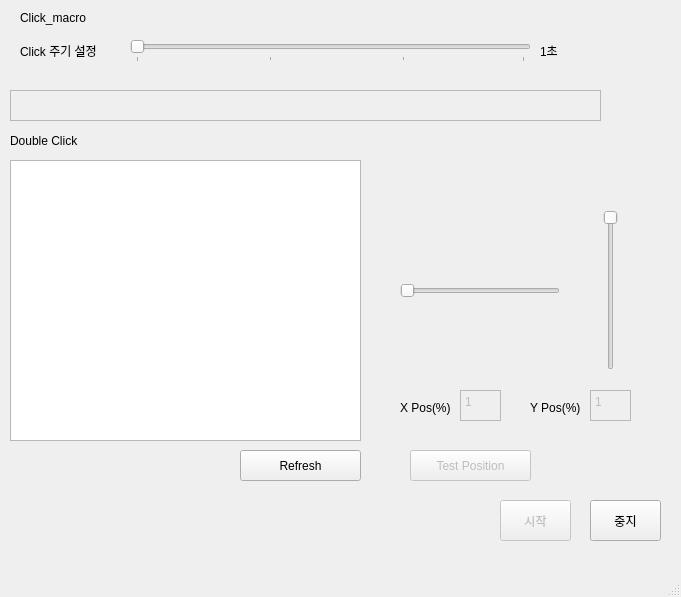
This is ui/main_v1.0.ui in lazyduo/win-click-macro as Qt 5 draws it before an edit. The edited form follows.
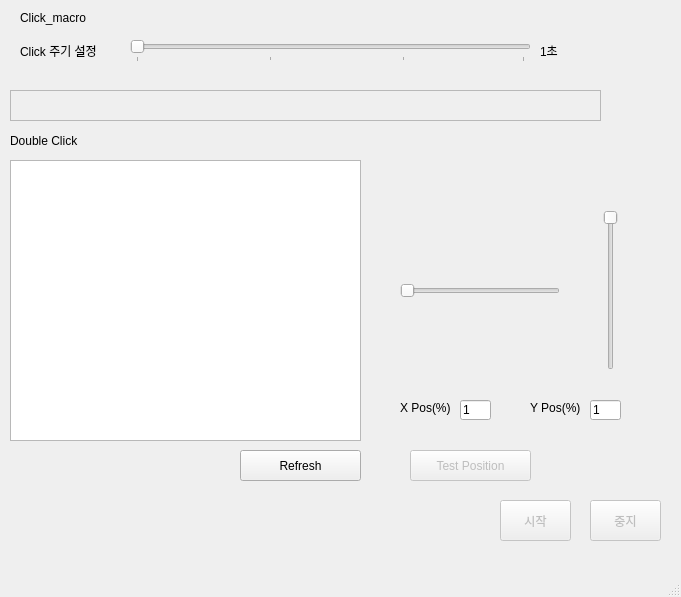
This is the edited form.

Commit message: add lineEdit for x y position

```diff
--- a/ui/main_v1.0.ui
+++ b/ui/main_v1.0.ui
@@ -75,6 +75,9 @@
     </property>
    </widget>
    <widget class="QPushButton" name="pushButtonStopMacro">
+    <property name="enabled">
+     <bool>false</bool>
+    </property>
     <property name="geometry">
      <rect>
       <x>590</x>
@@ -174,46 +177,6 @@
      <bool>true</bool>
     </property>
    </widget>
-   <widget class="QTextEdit" name="textEditXPos">
-    <property name="enabled">
-     <bool>false</bool>
-    </property>
-    <property name="geometry">
-     <rect>
-      <x>460</x>
-      <y>390</y>
-      <width>41</width>
-      <height>31</height>
-     </rect>
-    </property>
-    <property name="html">
-     <string>&lt;!DOCTYPE HTML PUBLIC &quot;-//W3C//DTD HTML 4.0//EN&quot; &quot;http://www.w3.org/TR/REC-html40/strict.dtd&quot;&gt;
-&lt;html&gt;&lt;head&gt;&lt;meta name=&quot;qrichtext&quot; content=&quot;1&quot; /&gt;&lt;style type=&quot;text/css&quot;&gt;
-p, li { white-space: pre-wrap; }
-&lt;/style&gt;&lt;/head&gt;&lt;body style=&quot; font-family:'Gulim'; font-size:9pt; font-weight:400; font-style:normal;&quot;&gt;
-&lt;p style=&quot; margin-top:0px; margin-bottom:0px; margin-left:0px; margin-right:0px; -qt-block-indent:0; text-indent:0px;&quot;&gt;1&lt;/p&gt;&lt;/body&gt;&lt;/html&gt;</string>
-    </property>
-   </widget>
-   <widget class="QTextEdit" name="textEditYPos">
-    <property name="enabled">
-     <bool>false</bool>
-    </property>
-    <property name="geometry">
-     <rect>
-      <x>590</x>
-      <y>390</y>
-      <width>41</width>
-      <height>31</height>
-     </rect>
-    </property>
-    <property name="html">
-     <string>&lt;!DOCTYPE HTML PUBLIC &quot;-//W3C//DTD HTML 4.0//EN&quot; &quot;http://www.w3.org/TR/REC-html40/strict.dtd&quot;&gt;
-&lt;html&gt;&lt;head&gt;&lt;meta name=&quot;qrichtext&quot; content=&quot;1&quot; /&gt;&lt;style type=&quot;text/css&quot;&gt;
-p, li { white-space: pre-wrap; }
-&lt;/style&gt;&lt;/head&gt;&lt;body style=&quot; font-family:'Gulim'; font-size:9pt; font-weight:400; font-style:normal;&quot;&gt;
-&lt;p style=&quot; margin-top:0px; margin-bottom:0px; margin-left:0px; margin-right:0px; -qt-block-indent:0; text-indent:0px;&quot;&gt;1&lt;/p&gt;&lt;/body&gt;&lt;/html&gt;</string>
-    </property>
-   </widget>
    <widget class="QLabel" name="labelTimeInterval">
     <property name="geometry">
      <rect>
@@ -282,6 +245,44 @@
      <string>Y Pos(%)</string>
     </property>
    </widget>
+   <widget class="QLineEdit" name="lineEditXPos">
+    <property name="geometry">
+     <rect>
+      <x>460</x>
+      <y>400</y>
+      <width>31</width>
+      <height>20</height>
+     </rect>
+    </property>
+    <property name="inputMask">
+     <string>99</string>
+    </property>
+    <property name="text">
+     <string>1</string>
+    </property>
+    <property name="maxLength">
+     <number>2</number>
+    </property>
+   </widget>
+   <widget class="QLineEdit" name="lineEditYPos">
+    <property name="geometry">
+     <rect>
+      <x>590</x>
+      <y>400</y>
+      <width>31</width>
+      <height>20</height>
+     </rect>
+    </property>
+    <property name="inputMask">
+     <string>99</string>
+    </property>
+    <property name="text">
+     <string>1</string>
+    </property>
+    <property name="maxLength">
+     <number>2</number>
+    </property>
+   </widget>
   </widget>
   <widget class="QMenuBar" name="menubar">
    <property name="geometry">
```
The commit also changes 1 other file.
